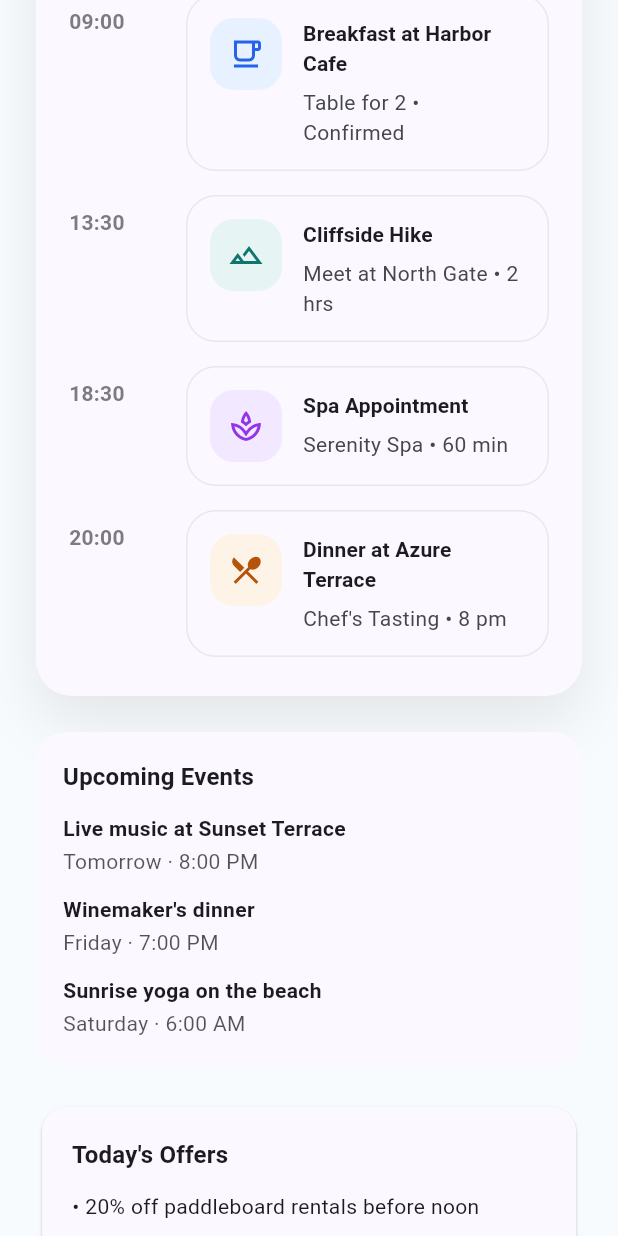
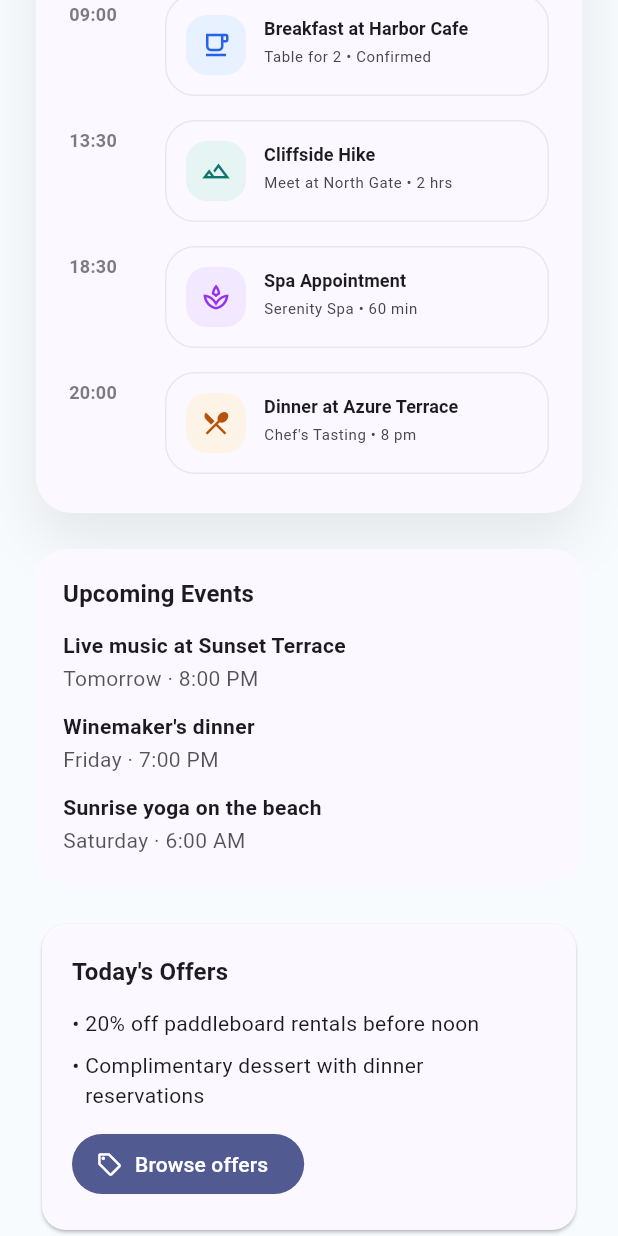
Before and after one commit to JamieThomson97/operation_kalkan, a Flutter app: the screen it shows after launch, scrolled down 654 dp, on a phone screen of 412 x 824 dp. Run offline on Flutter 3.47's test engine with Material 3 defaults, Android fonts, the light colour scheme and no system bars; our stand-ins replace flutter_riverpod, go_router; generated files the repository leaves out were written again; network calls fail.

Commit message:
refactor schedule row styles and layout for improved readability

```diff
--- a/lib/features/homepage/presentation/widgets/todays_schedule_section.dart
+++ b/lib/features/homepage/presentation/widgets/todays_schedule_section.dart
@@ -12,8 +12,7 @@ class TodaysScheduleSection extends StatelessWidget {
     final shadowColor = colorScheme.shadow.withValues(alpha: 0.08);
     final backgroundColor = colorScheme.surfaceBright;
     final headerColor = colorScheme.onSurface;
-    final supportingColor =
-        colorScheme.onSurfaceVariant.withValues(alpha: 0.9);
+    final supportingColor = colorScheme.onSurfaceVariant.withValues(alpha: 0.9);
 
     return DecoratedBox(
       decoration: BoxDecoration(
@@ -95,6 +94,20 @@ class _ScheduleRow extends StatelessWidget {
     final timeColor = colorScheme.onSurfaceVariant.withValues(alpha: 0.7);
     final cardColor = colorScheme.surface;
     final borderColor = colorScheme.outlineVariant.withValues(alpha: 0.35);
+    final timeStyle = textTheme.bodySmall?.copyWith(
+      fontWeight: FontWeight.w600,
+      color: timeColor,
+      letterSpacing: 0.2,
+    );
+    final titleStyle = textTheme.titleSmall?.copyWith(
+      fontSize: 12,
+      fontWeight: FontWeight.w700,
+      color: colorScheme.onSurface,
+    );
+    final subtitleStyle = textTheme.bodySmall?.copyWith(
+      color: colorScheme.onSurfaceVariant,
+      fontSize: 10,
+    );
 
     return Row(
       crossAxisAlignment: CrossAxisAlignment.start,
@@ -102,18 +115,14 @@ class _ScheduleRow extends StatelessWidget {
         SizedBox(
           width: 62,
           child: Padding(
-            padding: const EdgeInsets.only(top: 8),
+            padding: const EdgeInsets.only(top: 6),
             child: Text(
               entry.time,
-              style: textTheme.bodyMedium?.copyWith(
-                fontWeight: FontWeight.w600,
-                color: timeColor,
-                letterSpacing: 0.2,
-              ),
+              style: timeStyle,
             ),
           ),
         ),
-        const SizedBox(width: 16),
+        const SizedBox(width: 2),
         Expanded(
           child: DecoratedBox(
             decoration: BoxDecoration(
@@ -122,29 +131,28 @@ class _ScheduleRow extends StatelessWidget {
               border: Border.all(color: borderColor),
             ),
             child: Padding(
-              padding: const EdgeInsets.fromLTRB(16, 16, 18, 16),
+              padding: const EdgeInsets.fromLTRB(14, 14, 16, 14),
               child: Row(
                 crossAxisAlignment: CrossAxisAlignment.start,
                 children: [
                   _ScheduleIcon(entry: entry),
-                  const SizedBox(width: 14),
+                  const SizedBox(width: 12),
                   Expanded(
                     child: Column(
                       crossAxisAlignment: CrossAxisAlignment.start,
                       children: [
                         Text(
                           entry.title,
-                          style: textTheme.titleSmall?.copyWith(
-                            fontWeight: FontWeight.w700,
-                            color: colorScheme.onSurface,
-                          ),
+                          style: titleStyle,
+                          maxLines: 1,
+                          overflow: TextOverflow.ellipsis,
                         ),
-                        const SizedBox(height: 6),
+                        const SizedBox(height: 4),
                         Text(
                           entry.subtitle,
-                          style: textTheme.bodyMedium?.copyWith(
-                            color: colorScheme.onSurfaceVariant,
-                          ),
+                          style: subtitleStyle,
+                          maxLines: 1,
+                          overflow: TextOverflow.ellipsis,
                         ),
                       ],
                     ),
@@ -169,15 +177,15 @@ class _ScheduleIcon extends StatelessWidget {
     return DecoratedBox(
       decoration: BoxDecoration(
         color: entry.iconBackgroundColor,
-        borderRadius: BorderRadius.circular(16),
+        borderRadius: BorderRadius.circular(14),
       ),
       child: SizedBox(
-        width: 48,
-        height: 48,
+        width: 40,
+        height: 40,
         child: Icon(
           entry.icon,
           color: entry.iconColor,
-          size: 24,
+          size: 20,
         ),
       ),
     );
```
